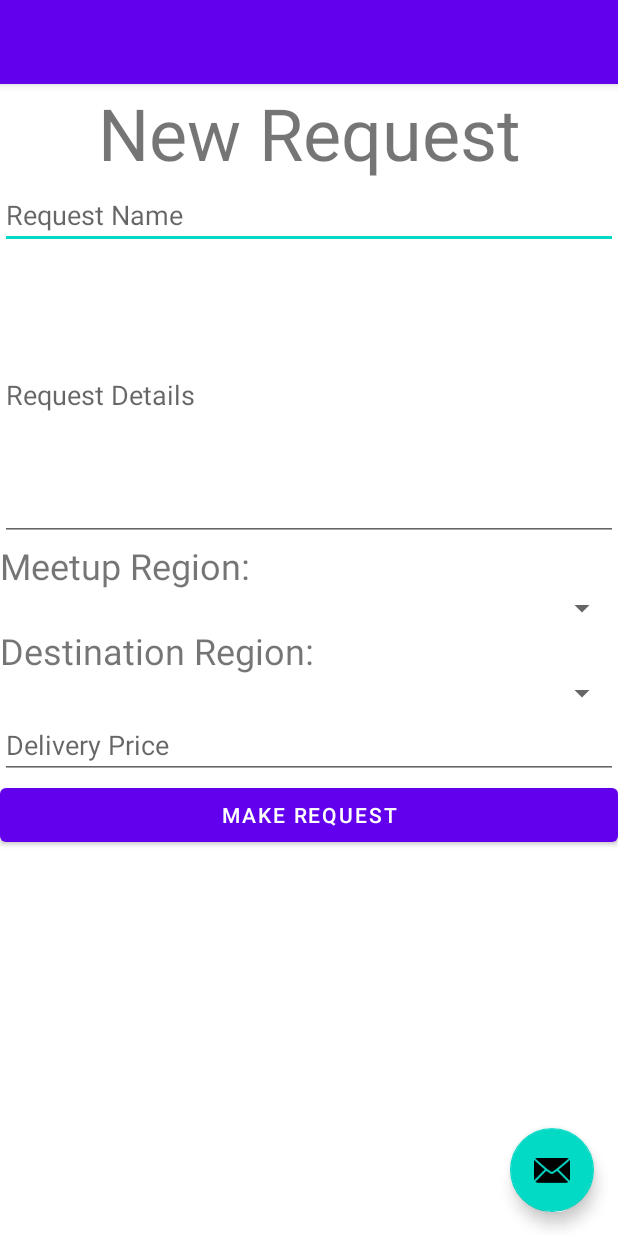
After one commit to Aster0/IntuitionProj, an Android app: the new_request_activity screen opened directly, with no data from a screen before it, on a phone screen of 412 x 824 dp. The commit adds this screen. Run offline under Robolectric (Android 15) with nearby library versions, the phone set to English and light mode, and no system bars.

Commit message:
Added Request UI

```diff
--- a/app/build.gradle
+++ b/app/build.gradle
@@ -37,6 +37,8 @@ dependencies {
     implementation 'io.reactivex.rxjava3:rxjava:3.0.0'
     implementation 'androidx.appcompat:appcompat:1.2.0'
     implementation 'androidx.constraintlayout:constraintlayout:2.0.4'
+    implementation 'androidx.navigation:navigation-fragment:2.2.2'
+    implementation 'androidx.navigation:navigation-ui:2.2.2'
     testImplementation 'junit:junit:4.12'
     androidTestImplementation 'androidx.test.ext:junit:1.1.2'
     androidTestImplementation 'androidx.test.espresso:espresso-core:3.3.0'
--- /dev/null
+++ b/app/src/main/java/com/example/intuitionproject/new_request_activity.java
@@ -0,0 +1,17 @@
+package com.example.intuitionproject;
+
+import android.os.Bundle;
+import com.google.android.material.floatingactionbutton.FloatingActionButton;
+import com.google.android.material.snackbar.Snackbar;
+import androidx.appcompat.app.AppCompatActivity;
+import androidx.appcompat.widget.Toolbar;
+import android.view.View;
+
+public class new_request_activity extends AppCompatActivity {
+
+    @Override
+    protected void onCreate(Bundle savedInstanceState) {
+        super.onCreate(savedInstanceState);
+        setContentView(R.layout.activity_new_request_activity);
+    }
+}
--- /dev/null
+++ b/app/src/main/res/layout/activity_new_request_activity.xml
@@ -0,0 +1,34 @@
+<?xml version="1.0" encoding="utf-8"?>
+<androidx.coordinatorlayout.widget.CoordinatorLayout
+    xmlns:android="http://schemas.android.com/apk/res/android"
+    xmlns:app="http://schemas.android.com/apk/res-auto"
+    xmlns:tools="http://schemas.android.com/tools"
+    android:layout_width="match_parent"
+    android:layout_height="match_parent"
+    tools:context=".new_request_activity">
+
+    <com.google.android.material.appbar.AppBarLayout
+        android:layout_height="wrap_content"
+        android:layout_width="match_parent"
+        android:theme="@style/AppTheme.AppBarOverlay">
+
+        <androidx.appcompat.widget.Toolbar
+            android:id="@+id/toolbar"
+            android:layout_width="match_parent"
+            android:layout_height="?attr/actionBarSize"
+            android:background="?attr/colorPrimary"
+            app:popupTheme="@style/AppTheme.PopupOverlay" />
+
+    </com.google.android.material.appbar.AppBarLayout>
+
+    <include layout="@layout/content_new_request_activity"/>
+
+    <com.google.android.material.floatingactionbutton.FloatingActionButton
+        android:id="@+id/fab"
+        android:layout_width="wrap_content"
+        android:layout_height="wrap_content"
+        android:layout_gravity="bottom|end"
+        android:layout_margin="@dimen/fab_margin"
+        app:srcCompat="@android:drawable/ic_dialog_email" />
+
+</androidx.coordinatorlayout.widget.CoordinatorLayout>
--- /dev/null
+++ b/app/src/main/res/layout/content_new_request_activity.xml
@@ -0,0 +1,69 @@
+<?xml version="1.0" encoding="utf-8"?>
+<LinearLayout
+    xmlns:android="http://schemas.android.com/apk/res/android"
+    xmlns:app="http://schemas.android.com/apk/res-auto"
+    android:layout_width="match_parent"
+    android:orientation="vertical"
+    android:layout_height="match_parent"
+    app:layout_behavior="@string/appbar_scrolling_view_behavior">
+
+    <com.google.android.material.textview.MaterialTextView
+        android:layout_width="match_parent"
+        android:layout_height="wrap_content"
+        android:text="New Request"
+        android:textAlignment="center"
+        android:textSize="48dp"
+        android:gravity="center_horizontal">
+    </com.google.android.material.textview.MaterialTextView>
+
+    <com.google.android.material.textfield.TextInputEditText
+        android:id="@+id/requestNameEditText"
+        android:layout_width="match_parent"
+        android:layout_height="wrap_content"
+        android:hint="Request Name">
+    </com.google.android.material.textfield.TextInputEditText>
+
+    <com.google.android.material.textfield.TextInputEditText
+        android:minLines="8"
+        android:id="@+id/requestDetails"
+        android:layout_width="match_parent"
+        android:layout_height="wrap_content"
+        android:hint="Request Details">
+    </com.google.android.material.textfield.TextInputEditText>
+
+    <com.google.android.material.textview.MaterialTextView
+        android:layout_width="match_parent"
+        android:layout_height="wrap_content"
+        android:text="Meetup Region:"
+        android:textSize="24dp">
+    </com.google.android.material.textview.MaterialTextView>
+
+    <androidx.appcompat.widget.AppCompatSpinner
+        android:layout_width="match_parent"
+        android:layout_height="wrap_content">
+    </androidx.appcompat.widget.AppCompatSpinner>
+
+    <com.google.android.material.textview.MaterialTextView
+        android:layout_width="match_parent"
+        android:layout_height="wrap_content"
+        android:text="Destination Region:"
+        android:textSize="24dp">
+    </com.google.android.material.textview.MaterialTextView>
+
+    <androidx.appcompat.widget.AppCompatSpinner
+        android:layout_width="match_parent"
+        android:layout_height="wrap_content">
+    </androidx.appcompat.widget.AppCompatSpinner>
+
+    <com.google.android.material.textfield.TextInputEditText
+        android:layout_width="match_parent"
+        android:layout_height="wrap_content"
+        android:inputType="numberDecimal"
+        android:hint="Delivery Price">
+    </com.google.android.material.textfield.TextInputEditText>
+    <com.google.android.material.button.MaterialButton
+        android:layout_width="match_parent"
+        android:layout_height="wrap_content"
+        android:text="Make Request">
+    </com.google.android.material.button.MaterialButton>
+</LinearLayout>
--- /dev/null
+++ b/app/src/main/res/values/dimens.xml
@@ -0,0 +1,3 @@
+<resources>
+    <dimen name="fab_margin">16dp</dimen>
+</resources>
--- /dev/null
+++ b/app/src/main/res/values/themes.xml
@@ -0,0 +1,8 @@
+<resources>
+  <style name="AppTheme.NoActionBar" >
+  <item name="windowActionBar">false</item>
+  <item name="windowNoTitle">true</item>
+</style>
+  <style name="AppTheme.AppBarOverlay" parent="ThemeOverlay.AppCompat.Dark.ActionBar" />
+  <style name="AppTheme.PopupOverlay" parent="ThemeOverlay.AppCompat.Light" />
+</resources>
```
Also changed, not shown: app/src/main/AndroidManifest.xml (+8 -3 lines), app/src/main/java/com/example/intuitionproject/FirstFragment.java (added, +34 -0 lines), app/src/main/java/com/example/intuitionproject/SecondFragment.java (added, +34 -0 lines), app/src/main/res/layout/fragment_first.xml (added, +31 -0 lines), app/src/main/res/layout/fragment_second.xml (added, +30 -0 lines), app/src/main/res/navigation/nav_graph.xml (added, +28 -0 lines), app/src/main/res/values/strings.xml (+9 -0 lines).
